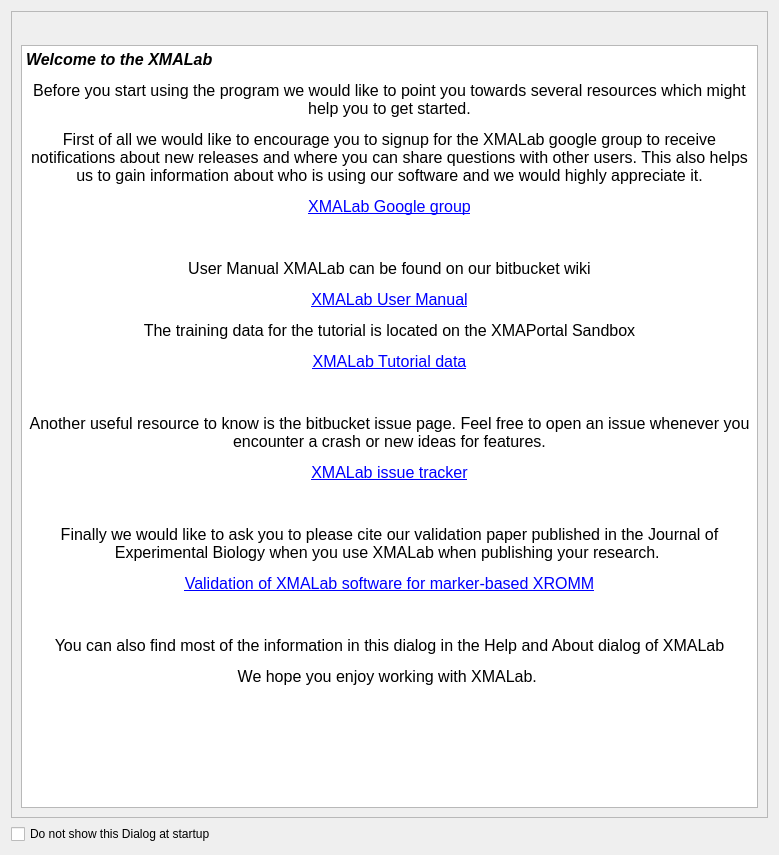
First picture: the form in src/ui/ui-files/WelcomeDialog.ui, repository XROMMPackages/xmalab, before the edit.
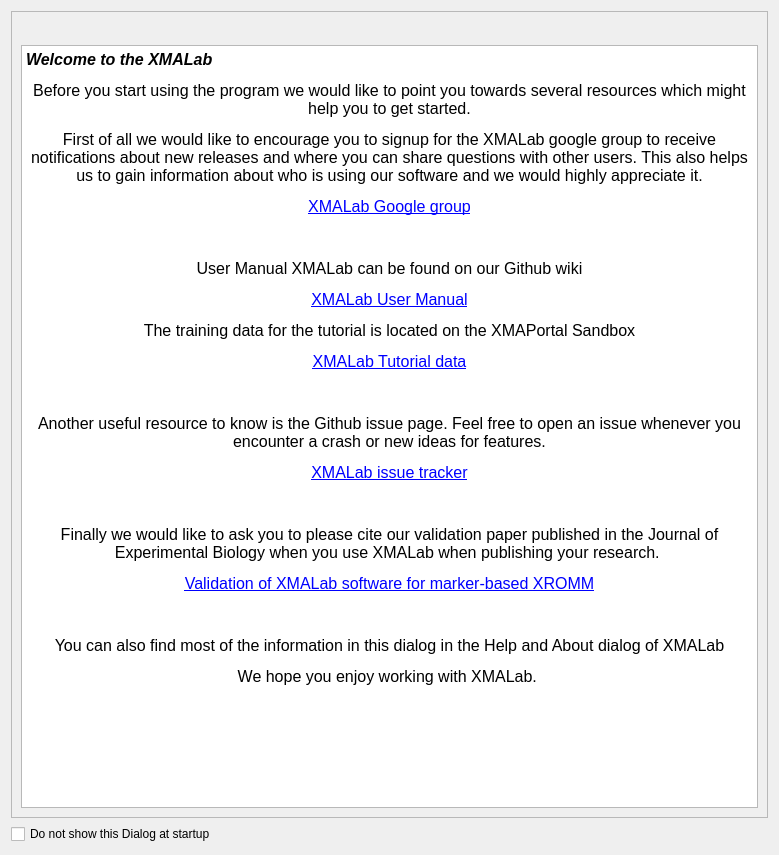
Second picture: the form after the edit. Icons and pictures are not drawn.

```diff
--- a/src/ui/ui-files/WelcomeDialog.ui
+++ b/src/ui/ui-files/WelcomeDialog.ui
@@ -106,13 +106,13 @@
 &lt;p align=&quot;center&quot; style=&quot; margin-top:12px; margin-bottom:12px; margin-left:0px; margin-right:0px; -qt-block-indent:0; text-indent:0px;&quot;&gt;&lt;span style=&quot; font-size:12pt;&quot;&gt;First of all we would like to encourage you to signup for the XMALab google group to receive notifications about new releases and where you can share questions with other users. This also helps us to gain information about who is using our software and we would highly appreciate it.&lt;/span&gt;&lt;/p&gt;
 &lt;p align=&quot;center&quot; style=&quot; margin-top:12px; margin-bottom:12px; margin-left:0px; margin-right:0px; -qt-block-indent:0; text-indent:0px;&quot;&gt;&lt;a href=&quot;https://groups.google.com/a/brown.edu/forum/?hl=en#!forum/xmalab&quot;&gt;&lt;span style=&quot; font-size:12pt; text-decoration: underline; color:#0000ff;&quot;&gt;XMALab Google group&lt;/span&gt;&lt;/a&gt;&lt;/p&gt;
 &lt;p align=&quot;center&quot; style=&quot;-qt-paragraph-type:empty; margin-top:12px; margin-bottom:12px; margin-left:0px; margin-right:0px; -qt-block-indent:0; text-indent:0px; font-size:12pt; text-decoration: underline; color:#0000ff;&quot;&gt;&lt;br /&gt;&lt;/p&gt;
-&lt;p align=&quot;center&quot; style=&quot; margin-top:12px; margin-bottom:12px; margin-left:0px; margin-right:0px; -qt-block-indent:0; text-indent:0px;&quot;&gt;&lt;span style=&quot; font-size:12pt;&quot;&gt;User Manual XMALab can be found on our bitbucket wiki&lt;/span&gt;&lt;/p&gt;
-&lt;p align=&quot;center&quot; style=&quot; margin-top:12px; margin-bottom:12px; margin-left:0px; margin-right:0px; -qt-block-indent:0; text-indent:0px;&quot;&gt;&lt;a href=&quot;https://bitbucket.org/xromm/xmalab/wiki/Home&quot;&gt;&lt;span style=&quot; font-size:12pt; text-decoration: underline; color:#0000ff;&quot;&gt;XMALab User Manual&lt;/span&gt;&lt;/a&gt;&lt;/p&gt;
+&lt;p align=&quot;center&quot; style=&quot; margin-top:12px; margin-bottom:12px; margin-left:0px; margin-right:0px; -qt-block-indent:0; text-indent:0px;&quot;&gt;&lt;span style=&quot; font-size:12pt;&quot;&gt;User Manual XMALab can be found on our Github wiki&lt;/span&gt;&lt;/p&gt;
+&lt;p align=&quot;center&quot; style=&quot; margin-top:12px; margin-bottom:12px; margin-left:0px; margin-right:0px; -qt-block-indent:0; text-indent:0px;&quot;&gt;&lt;a href=&quot;https://github.com/XROMMPackages/xmalab/wiki&quot;&gt;&lt;span style=&quot; font-size:12pt; text-decoration: underline; color:#0000ff;&quot;&gt;XMALab User Manual&lt;/span&gt;&lt;/a&gt;&lt;/p&gt;
 &lt;p align=&quot;center&quot; style=&quot; margin-top:12px; margin-bottom:12px; margin-left:0px; margin-right:0px; -qt-block-indent:0; text-indent:0px;&quot;&gt;&lt;span style=&quot; font-size:12pt;&quot;&gt;The training data for the tutorial is located on the XMAPortal Sandbox&lt;/span&gt;&lt;/p&gt;
 &lt;p align=&quot;center&quot; style=&quot; margin-top:12px; margin-bottom:12px; margin-left:0px; margin-right:0px; -qt-block-indent:0; text-indent:0px;&quot;&gt;&lt;a href=&quot;http://xmaportal.org/sandbox/larequest.php?request=explorePublicStudy&amp;amp;StudyID=49&amp;amp;instit=SANDBOX1&quot;&gt;&lt;span style=&quot; font-size:12pt; text-decoration: underline; color:#0000ff;&quot;&gt;XMALab Tutorial data&lt;/span&gt;&lt;/a&gt;&lt;/p&gt;
 &lt;p align=&quot;center&quot; style=&quot;-qt-paragraph-type:empty; margin-top:12px; margin-bottom:12px; margin-left:0px; margin-right:0px; -qt-block-indent:0; text-indent:0px; font-size:12pt; text-decoration: underline; color:#0000ff;&quot;&gt;&lt;br /&gt;&lt;/p&gt;
-&lt;p align=&quot;center&quot; style=&quot; margin-top:12px; margin-bottom:12px; margin-left:0px; margin-right:0px; -qt-block-indent:0; text-indent:0px;&quot;&gt;&lt;span style=&quot; font-size:12pt;&quot;&gt;Another useful resource to know is the bitbucket issue page. Feel free to open an issue whenever you encounter a crash or new ideas for features.&lt;/span&gt;&lt;/p&gt;
-&lt;p align=&quot;center&quot; style=&quot; margin-top:12px; margin-bottom:12px; margin-left:0px; margin-right:0px; -qt-block-indent:0; text-indent:0px;&quot;&gt;&lt;a href=&quot;https://bitbucket.org/xromm/xmalab/issues?status=new&amp;amp;status=open&quot;&gt;&lt;span style=&quot; font-size:12pt; text-decoration: underline; color:#0000ff;&quot;&gt;XMALab issue tracker&lt;/span&gt;&lt;/a&gt;&lt;/p&gt;
+&lt;p align=&quot;center&quot; style=&quot; margin-top:12px; margin-bottom:12px; margin-left:0px; margin-right:0px; -qt-block-indent:0; text-indent:0px;&quot;&gt;&lt;span style=&quot; font-size:12pt;&quot;&gt;Another useful resource to know is the Github issue page. Feel free to open an issue whenever you encounter a crash or new ideas for features.&lt;/span&gt;&lt;/p&gt;
+&lt;p align=&quot;center&quot; style=&quot; margin-top:12px; margin-bottom:12px; margin-left:0px; margin-right:0px; -qt-block-indent:0; text-indent:0px;&quot;&gt;&lt;a href=&quot;https://github.com/XROMMPackages/xmalab/issues&amp;amp;status=open&quot;&gt;&lt;span style=&quot; font-size:12pt; text-decoration: underline; color:#0000ff;&quot;&gt;XMALab issue tracker&lt;/span&gt;&lt;/a&gt;&lt;/p&gt;
 &lt;p align=&quot;center&quot; style=&quot;-qt-paragraph-type:empty; margin-top:12px; margin-bottom:12px; margin-left:0px; margin-right:0px; -qt-block-indent:0; text-indent:0px; font-size:12pt; text-decoration: underline; color:#0000ff;&quot;&gt;&lt;br /&gt;&lt;/p&gt;
 &lt;p align=&quot;center&quot; style=&quot; margin-top:12px; margin-bottom:12px; margin-left:0px; margin-right:0px; -qt-block-indent:0; text-indent:0px;&quot;&gt;&lt;span style=&quot; font-size:12pt;&quot;&gt;Finally we would like to ask you to please cite our validation paper published in the Journal of Experimental Biology when you use XMALab when publishing your research. &lt;/span&gt;&lt;/p&gt;
 &lt;p align=&quot;center&quot; style=&quot; margin-top:12px; margin-bottom:12px; margin-left:0px; margin-right:0px; -qt-block-indent:0; text-indent:0px;&quot;&gt;&lt;a href=&quot;http://jeb.biologists.org/content/219/23/3701&quot;&gt;&lt;span style=&quot; font-size:12pt; text-decoration: underline; color:#0000ff;&quot;&gt;Validation of XMALab software for marker-based XROMM&lt;/span&gt;&lt;/a&gt;&lt;/p&gt;
```
